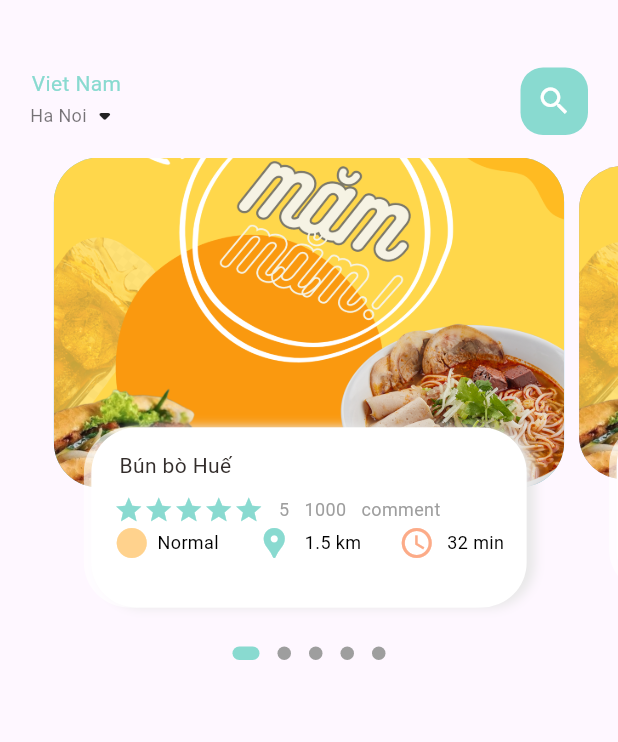
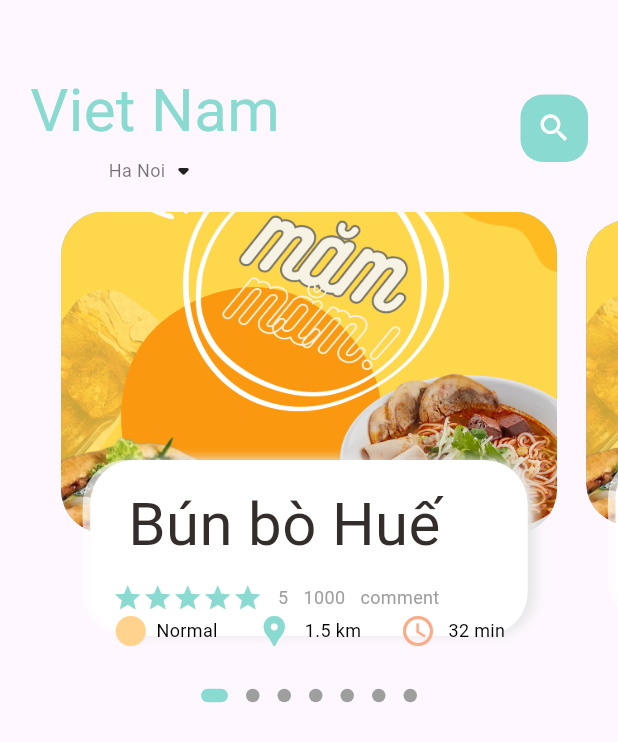
Before and after one commit to NamVan091023/E-commerce, a Flutter app: the screen it shows after launch, on a phone screen of 412 x 824 dp. Shown: the top 742 px of the screen. Run offline on Flutter 3.47's test engine with Material 3 defaults, Android fonts, the phone set to English and light mode, and no system bars; drawn by our look-alikes of dots_indicator; our stand-ins replace get.

Commit message:
add Demensions

```diff
--- a/lib/Hompagefood/foodhomebody.dart
+++ b/lib/Hompagefood/foodhomebody.dart
@@ -1,10 +1,12 @@
+
 import 'package:dalyveryfood/utils/colors.dart';
 import 'package:dalyveryfood/widgets/big_text.dart';
 import 'package:dalyveryfood/widgets/iconandtext.dart';
 import 'package:dalyveryfood/widgets/small_text.dart';
 import 'package:dots_indicator/dots_indicator.dart';
-import 'package:flutter/cupertino.dart';
 import 'package:flutter/material.dart';
+
+import '../utils/dimension.dart';
 
 class FoodHomebody extends StatefulWidget {
   const FoodHomebody({super.key});
@@ -17,7 +19,7 @@ class _FoodHomebodyState extends State<FoodHomebody> {
   PageController pageController = PageController(viewportFraction: 0.85);
   var _currPageValue=0.0;
   double _scaleFactor=0.95;
-  double _height=220;
+  double _height=Demensions.pageViewContainer;
 
 
   @override
@@ -39,7 +41,7 @@ class _FoodHomebodyState extends State<FoodHomebody> {
       children: [
         Container(
           //color: Colors.redAccent,
-          height: 320,
+          height: Demensions.screenView,
           child: PageView.builder(
               controller: pageController,
               itemCount: 7,
@@ -49,7 +51,7 @@ class _FoodHomebodyState extends State<FoodHomebody> {
 
         ),
     new DotsIndicator(
-    dotsCount: 5,
+    dotsCount: 7,
     position: _currPageValue.round(),
     decorator: DotsDecorator(
 
@@ -101,10 +103,10 @@ class _FoodHomebodyState extends State<FoodHomebody> {
       child: Stack(
         children: [
           Container(
-            height: 220,
-            margin: EdgeInsets.only(left: 5, right: 5),
+            height: Demensions.pageViewContainer,
+            margin: EdgeInsets.only(left: Demensions.width10, right: Demensions.width10),
             decoration: BoxDecoration(
-                borderRadius: BorderRadius.circular(30),
+                borderRadius: BorderRadius.circular(Demensions.radius30),
                 color: index.isEven?Color(0xFF69c5df)  :Color(0xFF9294cc),
                 image: DecorationImage(
                     fit: BoxFit.cover,
@@ -115,10 +117,10 @@ class _FoodHomebodyState extends State<FoodHomebody> {
           Align(
             alignment: Alignment.bottomCenter,
             child: Container(
-              height: 120,
-              margin: EdgeInsets.only(left: 30, right: 30, bottom: 20),
+              height: Demensions.pageViewTextContainer,
+              margin: EdgeInsets.only(left: Demensions.width30, right: Demensions.width30, bottom: Demensions.height30),
               decoration: BoxDecoration(
-                  borderRadius: BorderRadius.circular(30),
+                  borderRadius: BorderRadius.circular(Demensions.radius30),
                   color: Colors.white,
                 boxShadow:[
                   BoxShadow(
@@ -168,6 +170,7 @@ class _FoodHomebodyState extends State<FoodHomebody> {
                         IconAndText(icon: Icons.circle_sharp,
                             text: "Normal",
 
+
                             iconColor: AppColors.iconColor1),
                         IconAndText(icon: Icons.location_pin,
                             text: " 1.5 km",
--- a/lib/main.dart
+++ b/lib/main.dart
@@ -1,5 +1,7 @@
 import 'package:dalyveryfood/Hompagefood/foodhomescreen.dart';
 import 'package:flutter/material.dart';
+
+import 'package:get/get.dart';
 
 void main() {
   runApp(const MyApp());
@@ -12,7 +14,7 @@ class MyApp extends StatelessWidget {
   @override
   Widget build(BuildContext context) {
 
-    return MaterialApp(
+    return GetMaterialApp(
       debugShowCheckedModeBanner: false,
       title: 'Flutter Demo',
       theme: ThemeData(
--- a/lib/utils/dimension.dart
+++ b/lib/utils/dimension.dart
@@ -1,3 +1,28 @@
+import 'package:get/get.dart';
+
 class Demensions{
+static double screenHeight = Get.context!.height;
+static double screeWidth =  Get.context!.width;
+static double screenView = screenHeight/2.64;
+static double pageViewContainer = screenHeight/3.84;
+static double pageViewTextContainer = screenHeight/7.03;
+//dynamic height
+static double height10 = screenHeight/84.4;
+static double height15 = screenHeight/56.27;
+static double height20 = screenHeight/42.2;
+static double height30 = screenHeight/28.13;
+
+//dynamic width padding and margin
+static double width10 = screenHeight/84.4;
+static double width15 = screenHeight/56.27;
+static double width20 = screenHeight/42.2;
+  static double width30 = screenHeight/28.13;
+
+static double font20 = screenHeight/42.2;
+static double radius20 = screenHeight/42.2;
+static double radius30 = screenHeight/28.13;
+
+
+
 
 }
--- a/lib/widgets/big_text.dart
+++ b/lib/widgets/big_text.dart
@@ -1,3 +1,4 @@
+import 'package:dalyveryfood/utils/dimension.dart';
 import 'package:flutter/cupertino.dart';
 
 class BigText extends StatelessWidget {
@@ -23,6 +24,7 @@ class BigText extends StatelessWidget {
       style: TextStyle(
         fontFamily: 'Roboto',
         color: color,
+        fontSize: size==0?Demensions.font20:size,
         fontWeight: FontWeight.w400
       ),
     );
--- a/pubspec.yaml
+++ b/pubspec.yaml
@@ -34,6 +34,7 @@ dependencies:
 
   # The following adds the Cupertino Icons font to your application.
   # Use with the CupertinoIcons class for iOS style icons.
+  get: ^4.6.6
   cupertino_icons: ^1.0.2
   dots_indicator: ^3.0.0
 
```
Also changed, not shown: pubspec.lock.
